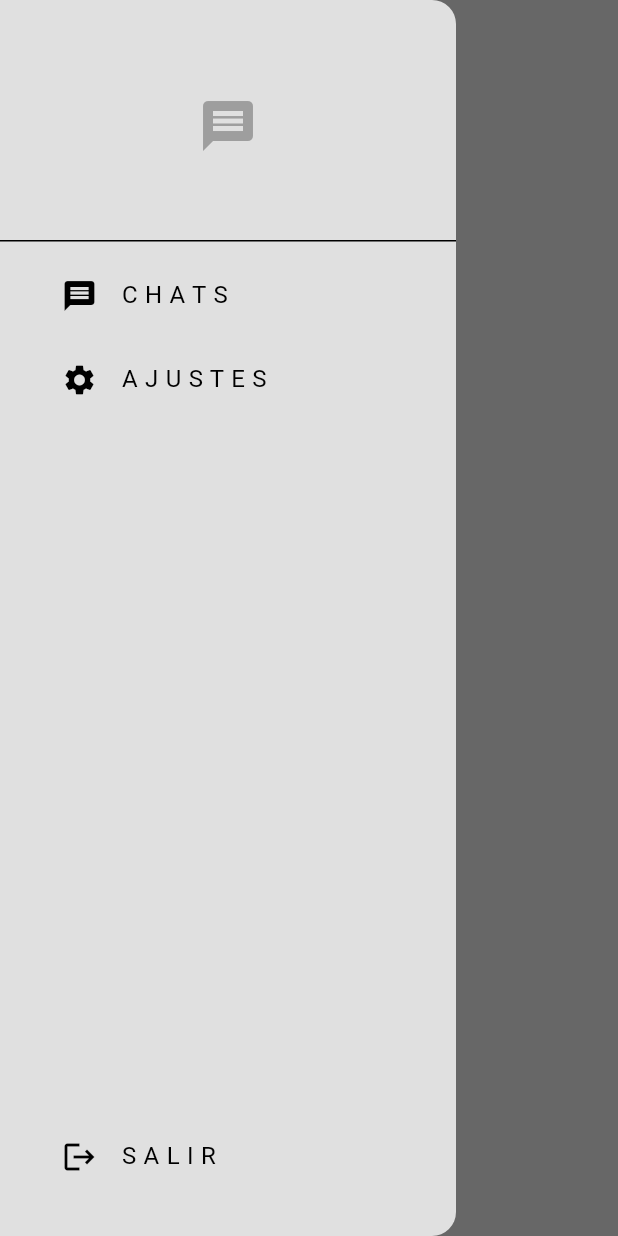
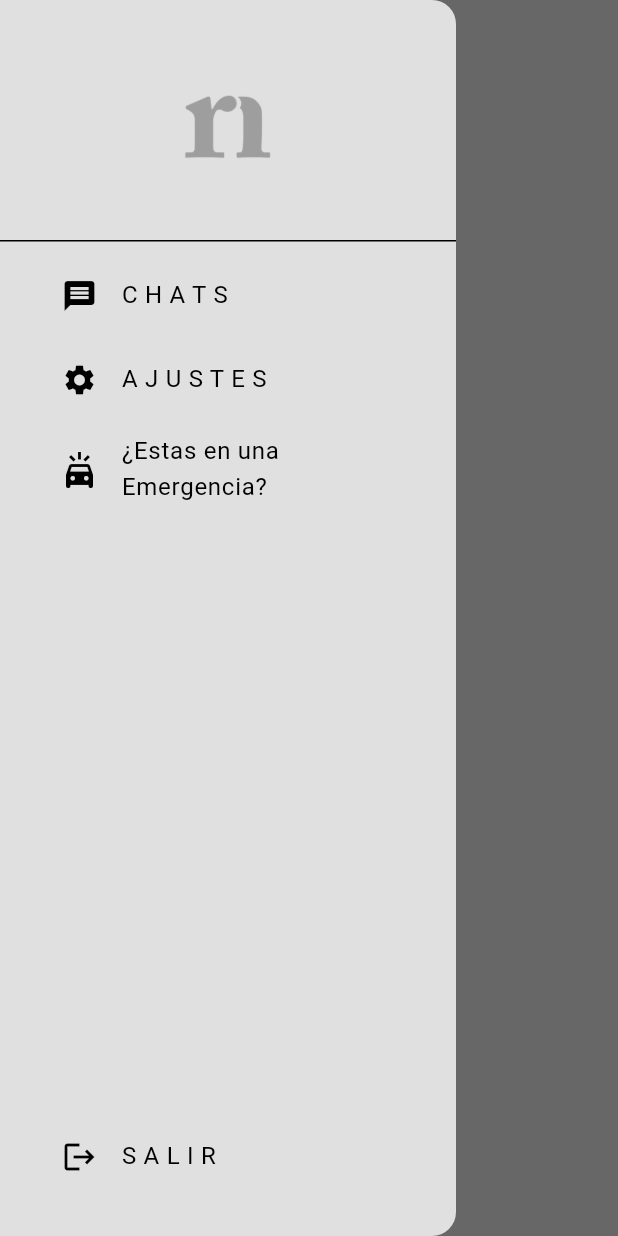
Before and after one commit to RodrigoGarcia96/chatApp, a Flutter app: the screen it shows once a user with an empty profile is signed in, with the side drawer open, on a phone screen of 412 x 824 dp. Run offline on Flutter 3.47's test engine with Material 3 defaults, Android fonts, the phone set to English and light mode, and no system bars; our stand-ins replace cloud_firestore, firebase_auth, firebase_core; accounts and stored records are empty; network calls fail.

```diff
--- a/NewChat/chat/lib/components/my_drawer.dart
+++ b/NewChat/chat/lib/components/my_drawer.dart
@@ -20,7 +20,21 @@ class MyDrawer extends StatelessWidget {
         children: [
           Column(
             children: [
-              //logo
+              //Logo con imagen
+            DrawerHeader(
+              child: Center(
+                child: Image.asset(
+                  'assets/logo.png', // Ruta de la imagen en tu proyecto
+                  width: 59, // Ancho deseado de la imagen
+                  height: 59, // Alto deseado de la imagen
+                  color: Theme.of(context)
+                      .colorScheme
+                      .primary, // Color de la imagen
+                ),
+              ),
+            ),
+
+              /*  Icono del drawer
               DrawerHeader(
                 child: Center(
                   child: Icon(
@@ -29,7 +43,7 @@ class MyDrawer extends StatelessWidget {
                     size: 40,
                   ),
                 ),
-              ),
+              ),  */
 
               //home list tile
               Padding(
@@ -64,6 +78,29 @@ class MyDrawer extends StatelessWidget {
                   },
                 ),
               ),
+
+              // Botón de pánico
+              Padding(
+                padding: const EdgeInsets.only(left: 25.0),
+                child: ListTile(
+                  title: const Text("¿Estas en una Emergencia?"),
+                  leading: const Icon(Icons.minor_crash),
+                  onTap: () {
+                    // pop the drawer
+                    Navigator.pop(context);
+
+                    // navigate to settings page
+                    Navigator.push(
+                      context,
+                      MaterialPageRoute(
+                        builder: (context) => const SettingsPage(),
+                      ),
+                    );
+                  },
+                ),
+              ),
+
+
             ],
           ), //Fin del contenerdor principal del drawer
 
--- a/NewChat/chat/lib/main.dart
+++ b/NewChat/chat/lib/main.dart
@@ -24,5 +24,6 @@ class MyApp extends StatelessWidget {
       home: const AuthGate(),
       theme: Provider.of<ThemeProvider>(context).themeData,
     );
+
   }
 }
--- a/NewChat/chat/pubspec.yaml
+++ b/NewChat/chat/pubspec.yaml
@@ -56,6 +56,9 @@ dev_dependencies:
 
 # The following section is specific to Flutter packages.
 flutter:
+  assets:
+    - assets/logo.png
+
 
   # The following line ensures that the Material Icons font is
   # included with your application, so that you can use the icons in
```
Also changed, not shown: NewChat/chat/lib/pages/login_page.dart (+33 -21 lines), NewChat/chat/assets/logo.png (added).
